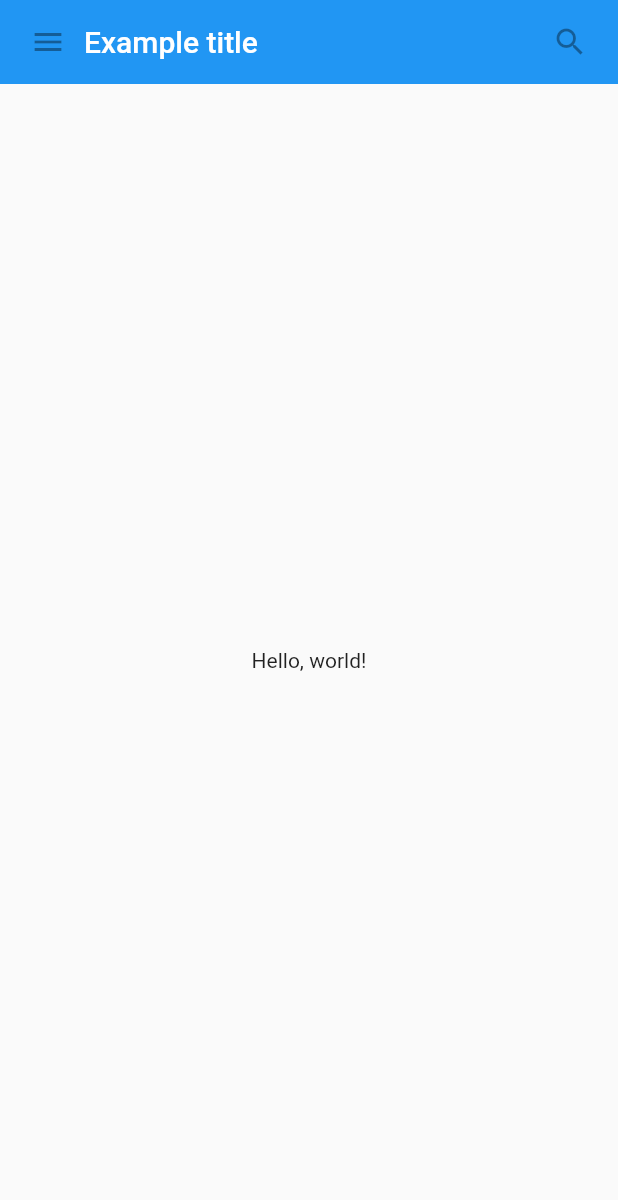
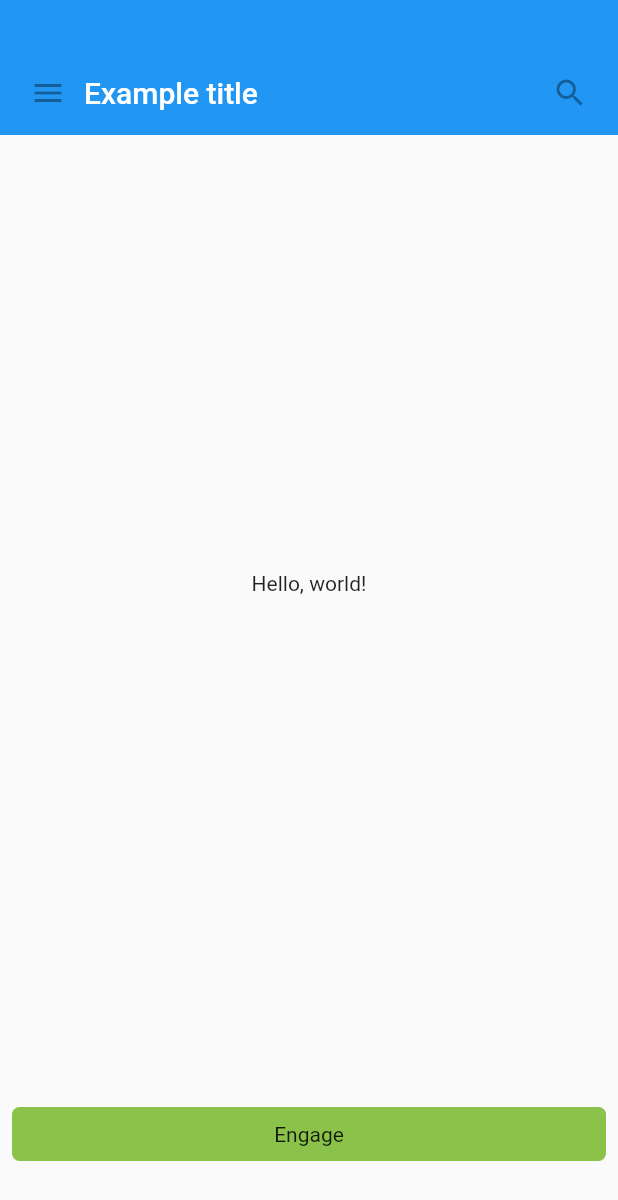
Before and after one commit to ShannonChenCHN/FlutterPlayground, a Flutter app: the screen it shows after launch, on a phone screen of 412 x 824 dp. Shown: the top 1200 px of the screen. Run offline on Flutter 3.47's test engine with Material 2 defaults, Android fonts, the phone set to English and light mode, and no system bars; missing offline and left inert: dart:ffi.

Commit message:
Update codelab "hello_widget"

```diff
--- /dev/null
+++ b/codelabs/hello_widget/lib/custom_button.dart
@@ -0,0 +1,27 @@
+import 'dart:ffi';
+
+import 'package:flutter/material.dart';
+
+class MyButton extends StatelessWidget {
+
+  @override
+  Widget build(BuildContext context) {
+    return GestureDetector(
+      onTap: () {
+        print('MyButton was tapped!');
+      },
+      child: Container(
+        height: 36.0,
+        padding: const EdgeInsets.all(8.0),
+        margin: const EdgeInsets.symmetric(horizontal: 8.0, vertical: 50),
+        decoration: BoxDecoration(
+          borderRadius: BorderRadius.circular(5.0),
+          color: Colors.lightGreen[500],
+        ),
+        child: Center(
+          child: Text('Engage'),
+        ),
+      ),
+    );
+  }
+}
--- a/codelabs/hello_widget/lib/main.dart
+++ b/codelabs/hello_widget/lib/main.dart
@@ -1,4 +1,6 @@
 import 'package:flutter/material.dart';
+
+import 'custom_button.dart';
 
 class MyAppBar extends StatelessWidget {
   MyAppBar({this.title});
@@ -10,8 +12,8 @@ class MyAppBar extends StatelessWidget {
   @override
   Widget build(BuildContext context) {
     return Container(
-      height: 56.0, // in logical pixels
-      padding: const EdgeInsets.symmetric(horizontal: 8.0),
+      height: 56.0+34, // in logical pixels
+      padding: const EdgeInsets.fromLTRB(8.0, 34, 8.0, 0),
       decoration: BoxDecoration(color: Colors.blue[500]),
       // Row is a horizontal, linear layout.
       child: Row(
@@ -56,6 +58,7 @@ class MyScaffold extends StatelessWidget {
               child: Text('Hello, world!'),
             ),
           ),
+          MyButton(),
         ],
       ),
     );
@@ -65,6 +68,8 @@ class MyScaffold extends StatelessWidget {
 void main() {
   runApp(MaterialApp(
     title: 'My app', // used by the OS task switcher
-    home: MyScaffold(),
+    home: Scaffold(
+        body: MyScaffold(),
+      )
   ));
 }
```
